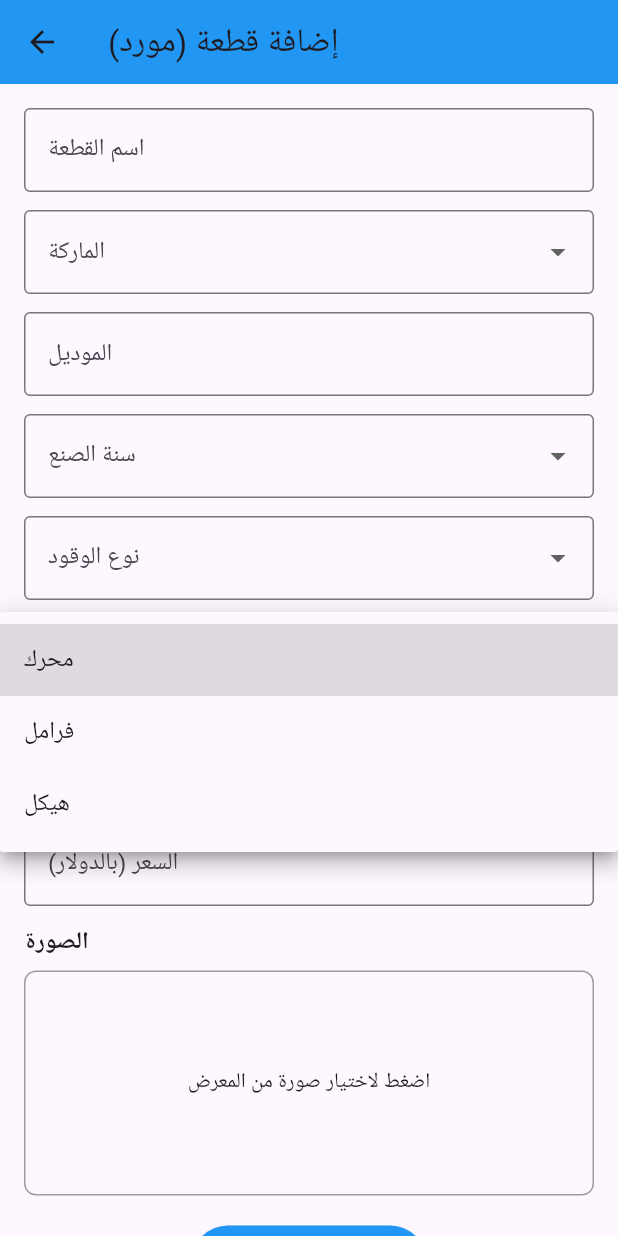
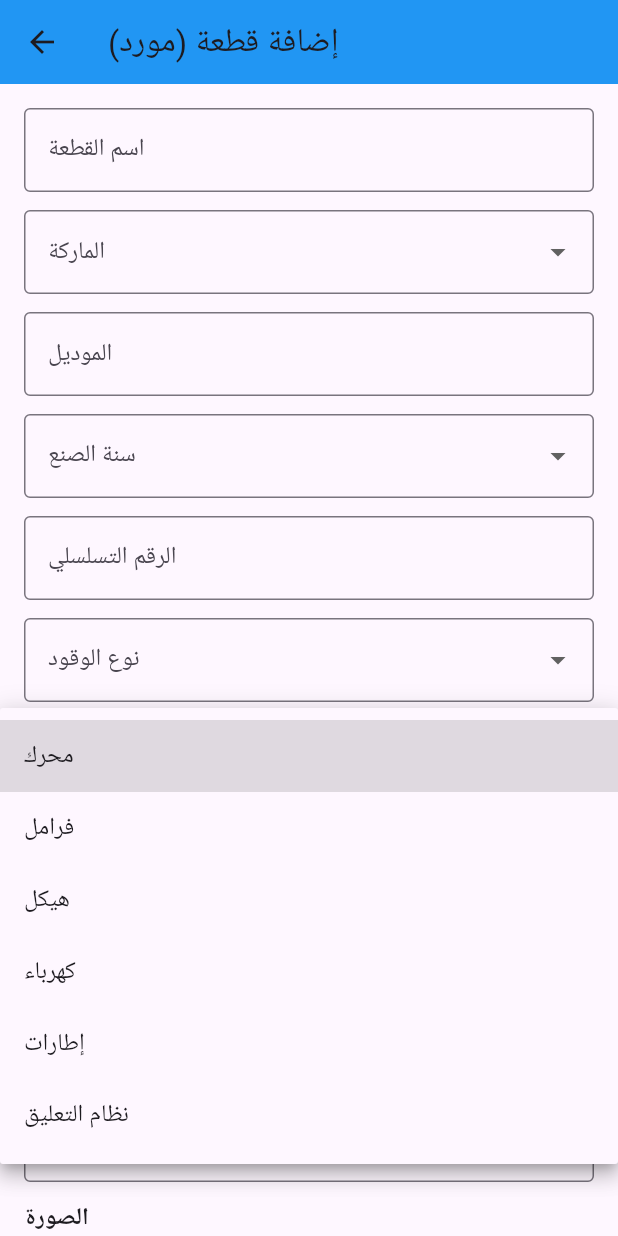
Before and after one commit to Mo963syr/PartTec, a Flutter app: the AddPartPageForSupplier screen opened directly, after a tap on "التصنيف", on a phone screen of 412 x 824 dp. Run offline on Flutter 3.47's test engine with Material 3 defaults, Android fonts, the phone set to English and light mode, and no system bars; our stand-ins replace image_picker.

Commit message:
add new failed for add part for suplier

```diff
--- a/PartTecApp/FrontEnd/parttec/lib/add_part_page_supplier.dart
+++ b/PartTecApp/FrontEnd/parttec/lib/add_part_page_supplier.dart
@@ -23,11 +23,20 @@ class _AddPartPageForSupplierState extends State<AddPartPageForSupplier> {
   String? status;
   String? price;
   File? _pickedImage;
+  String? serialNumber;
+  String? description;
 
   final List<String> makes = ['Toyota', 'Hyundai', 'Kia'];
   final List<String> years = ['2025', '2024', '2023', '2022'];
   final List<String> fuelTypes = ['بترول', 'ديزل'];
-  final List<String> categories = ['محرك', 'فرامل', 'هيكل'];
+  final List<String> categories = [
+    'محرك',
+    'فرامل',
+    'هيكل',
+    'كهرباء',
+    'إطارات',
+    'نظام التعليق'
+  ];
   final List<String> statuses = ['جديد', 'مستعمل'];
 
   Future<void> _pickImage() async {
@@ -163,7 +172,14 @@ class _AddPartPageForSupplierState extends State<AddPartPageForSupplier> {
                               (y) => DropdownMenuItem(value: y, child: Text(y)))
                           .toList(),
                       onChanged: (val) => year = val,
-                      validator: (val) => val == null ? 'مطلوب' : null,
+                    ),
+                    const SizedBox(height: 12),
+                    TextFormField(
+                      decoration: const InputDecoration(
+                        labelText: 'الرقم التسلسلي',
+                        border: OutlineInputBorder(),
+                      ),
+                      onSaved: (val) => serialNumber = val,
                     ),
                     const SizedBox(height: 12),
                     DropdownButtonFormField<String>(
@@ -216,6 +232,15 @@ class _AddPartPageForSupplierState extends State<AddPartPageForSupplier> {
                       },
                     ),
                     const SizedBox(height: 12),
+                    TextFormField(
+                      decoration: const InputDecoration(
+                        labelText: 'وصف القطعة',
+                        border: OutlineInputBorder(),
+                      ),
+                      maxLines: 3,
+                      onSaved: (val) => description = val,
+                    ),
+                    const SizedBox(height: 12),
                     Column(
                       crossAxisAlignment: CrossAxisAlignment.start,
                       children: [
--- a/PartTecApp/FrontEnd/parttec/lib/main.dart
+++ b/PartTecApp/FrontEnd/parttec/lib/main.dart
@@ -29,7 +29,7 @@ class MyApp extends StatelessWidget {
       theme: ThemeData(
         primarySwatch: Colors.blue,
       ),
-      home: HomePage(),
+      home: SupplierDashboard(),
     );
   }
 }
```
Also changed, not shown: PartTecApp/FrontEnd/parttec/lib/providers/add_part_provider.dart (+13 -2 lines).
